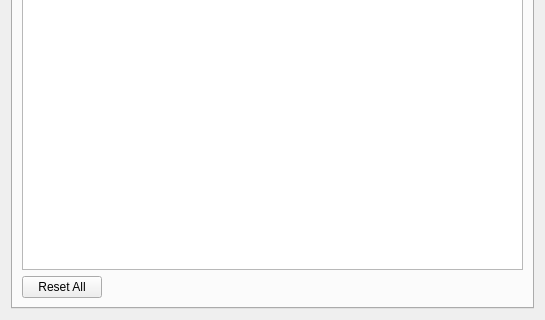
Above: liteidex/src/liteapp/liteappoption.ui from seanxyh/liteide before the change; both pictures show x 0 to 545 and y 140 to 460 of the 545 by 460 pixel window. Below: the same form after it.
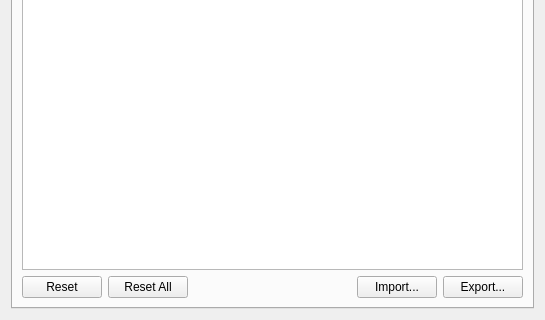
That is the form after the change. The open tabs and pages were chosen to show the change.

Commit message: key bind: import and export

Patch:
```diff
--- a/liteidex/src/liteapp/liteappoption.ui
+++ b/liteidex/src/liteapp/liteappoption.ui
@@ -282,6 +282,13 @@
        </item>
        <item>
         <layout class="QHBoxLayout" name="horizontalLayout_7">
+         <item>
+          <widget class="QPushButton" name="resetButton">
+           <property name="text">
+            <string>Reset</string>
+           </property>
+          </widget>
+         </item>
          <item>
           <widget class="QPushButton" name="resetAllButton">
            <property name="text">
@@ -302,6 +309,20 @@
            </property>
           </spacer>
          </item>
+         <item>
+          <widget class="QPushButton" name="importButton">
+           <property name="text">
+            <string>Import...</string>
+           </property>
+          </widget>
+         </item>
+         <item>
+          <widget class="QPushButton" name="exportButton">
+           <property name="text">
+            <string>Export...</string>
+           </property>
+          </widget>
+         </item>
         </layout>
        </item>
       </layout>
```
The commit also changes 2 other files.
